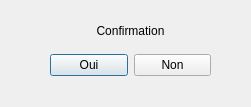
LePerron/Application-gestion-employes-projet-session-2023, file UI/Confirmation.ui: the form before one commit.
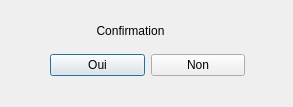
The form after the commit.

Patch:
```diff
--- a/UI/Confirmation.ui
+++ b/UI/Confirmation.ui
@@ -6,7 +6,7 @@
    <rect>
     <x>0</x>
     <y>0</y>
-    <width>251</width>
+    <width>293</width>
     <height>107</height>
    </rect>
   </property>
@@ -34,7 +34,7 @@
     <rect>
      <x>50</x>
      <y>50</y>
-     <width>161</width>
+     <width>195</width>
      <height>31</height>
     </rect>
    </property>
```
